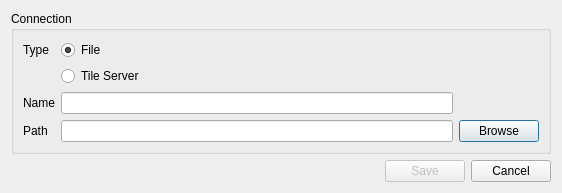
This is ui/dlg_edit_connection.ui in geometalab/Vector-Tiles-Reader-QGIS-Plugin as Qt 5 draws it before an edit. The edited form follows.
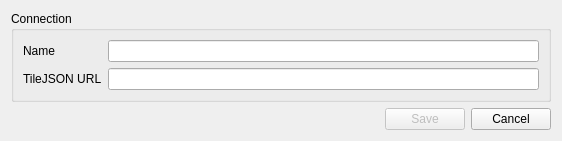
This is the edited form.

Commit message: file cannot be added as connection but opened directly

```diff
--- a/ui/dlg_edit_connection.ui
+++ b/ui/dlg_edit_connection.ui
@@ -7,7 +7,7 @@
     <x>0</x>
     <y>0</y>
     <width>562</width>
-    <height>177</height>
+    <height>131</height>
    </rect>
   </property>
   <property name="windowTitle">
@@ -19,46 +19,15 @@
      <property name="title">
       <string>Connection</string>
      </property>
-     <layout class="QGridLayout" name="gridLayout" columnstretch="0,1,0">
-      <item row="3" column="0">
-       <widget class="QLabel" name="lblSource">
-        <property name="text">
-         <string>Path</string>
-        </property>
-       </widget>
-      </item>
-      <item row="0" column="0">
-       <widget class="QLabel" name="label_3">
-        <property name="text">
-         <string>Type</string>
-        </property>
-       </widget>
-      </item>
-      <item row="2" column="0">
-       <widget class="QLabel" name="label">
-        <property name="text">
-         <string>Name</string>
-        </property>
-       </widget>
-      </item>
-      <item row="1" column="1">
-       <widget class="QRadioButton" name="rbServer">
-        <property name="text">
-         <string>Tile Server</string>
-        </property>
-        <attribute name="buttonGroup">
-         <string notr="true">buttonGroup</string>
-        </attribute>
-       </widget>
-      </item>
-      <item row="2" column="1">
+     <layout class="QGridLayout" name="gridLayout" columnstretch="0,0">
+      <item row="0" column="1">
        <widget class="QLineEdit" name="txtName">
         <property name="text">
          <string/>
         </property>
        </widget>
       </item>
-      <item row="3" column="1">
+      <item row="1" column="1">
        <widget class="QLineEdit" name="txtUrl">
         <property name="toolTip">
          <string>The URL to the TileJSON of the tile service (e.g. http://yourtilehoster.com/index.json)</string>
@@ -71,23 +40,17 @@
         </property>
        </widget>
       </item>
-      <item row="0" column="1">
-       <widget class="QRadioButton" name="rbFile">
+      <item row="0" column="0">
+       <widget class="QLabel" name="label">
         <property name="text">
-         <string>File</string>
+         <string>Name</string>
         </property>
-        <property name="checked">
-         <bool>true</bool>
-        </property>
-        <attribute name="buttonGroup">
-         <string notr="true">buttonGroup</string>
-        </attribute>
        </widget>
       </item>
-      <item row="3" column="2">
-       <widget class="QPushButton" name="btnBrowse">
+      <item row="1" column="0">
+       <widget class="QLabel" name="lblTileJsonUrl">
         <property name="text">
-         <string>Browse</string>
+         <string>TileJSON URL</string>
         </property>
        </widget>
       </item>
```
The commit also changes 4 other files.
